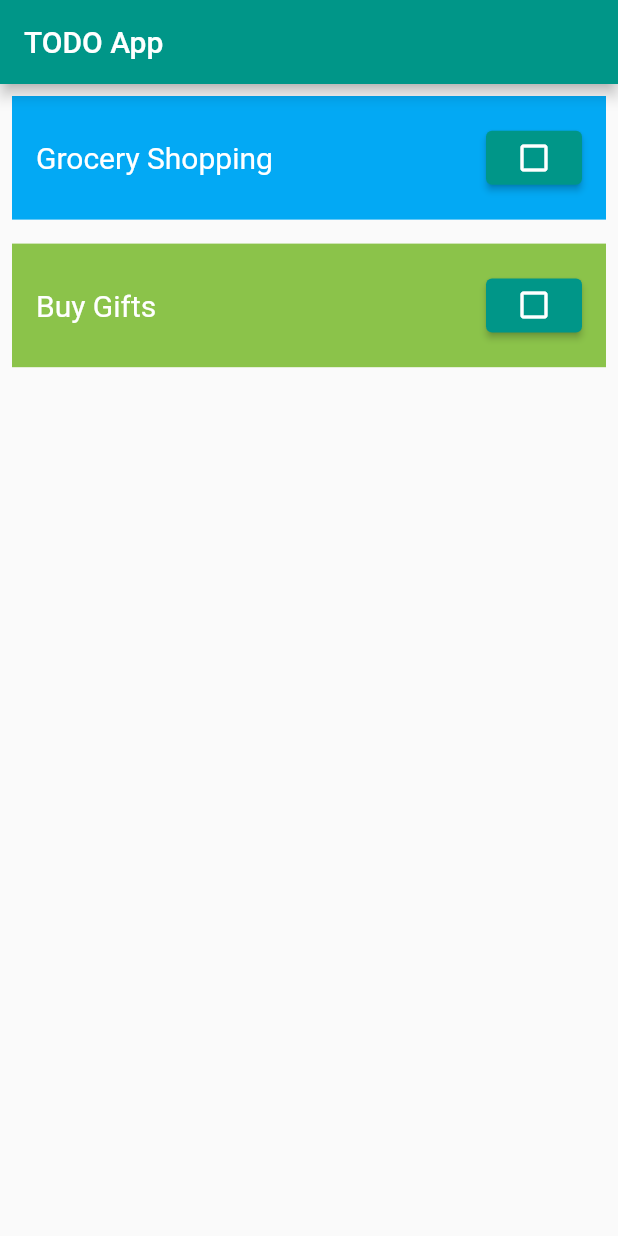
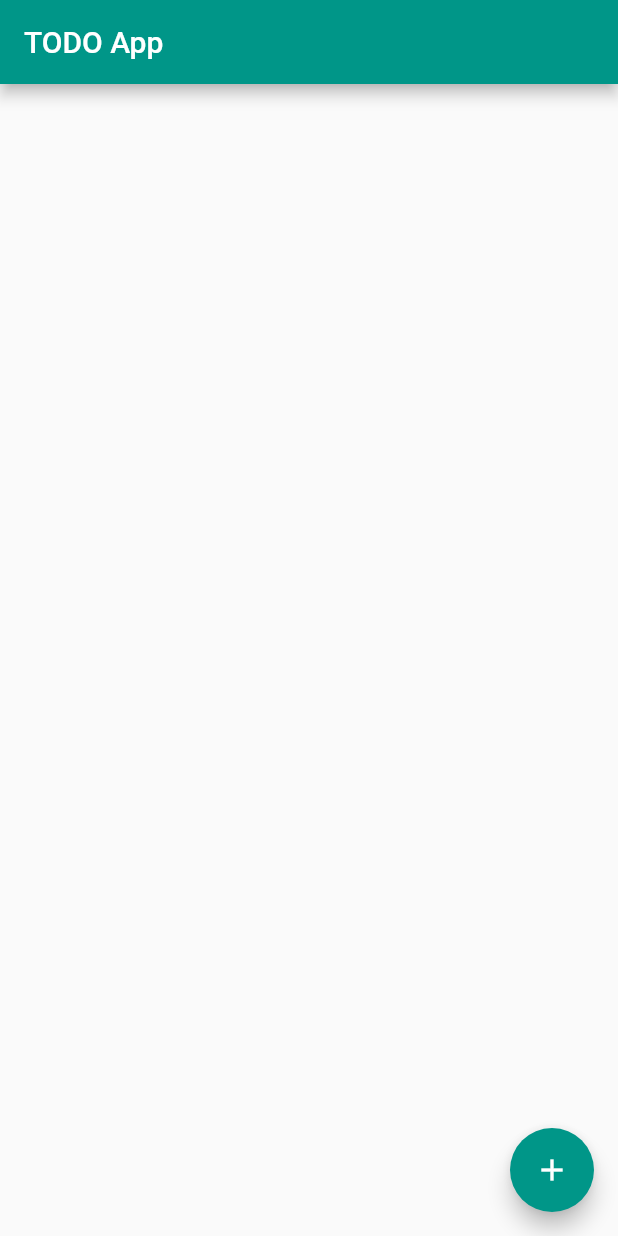
Before and after one commit to menonrudhin/todoapp, a Flutter app: the screen it shows after launch, on a phone screen of 412 x 824 dp. Run offline on Flutter 3.47's test engine with Material 2 defaults, Android fonts, the phone set to English and light mode, and no system bars.

Commit message:
click add task button to add new todo task

```diff
--- a/lib/main.dart
+++ b/lib/main.dart
@@ -15,13 +15,13 @@ class MyApp extends StatelessWidget {
       theme: ThemeData(
         primarySwatch: Colors.teal,
       ),
-      home: const MyHomePage(title: 'TODO App'),
+      home: MyHomePage(title: 'TODO App'),
     );
   }
 }
 
 class MyHomePage extends StatefulWidget {
-  const MyHomePage({Key? key, required this.title}) : super(key: key);
+  MyHomePage({Key? key, required this.title}) : super(key: key);
 
   // This widget is the home page of your application. It is stateful, meaning
   // that it has a State object (defined below) that contains fields that affect
@@ -33,12 +33,25 @@ class MyHomePage extends StatefulWidget {
   // always marked "final".
 
   final String title;
+  List<TodoTaskWidget> todoTasks = <TodoTaskWidget>[];
 
   @override
   State<MyHomePage> createState() => _MyHomePageState();
 }
 
 class _MyHomePageState extends State<MyHomePage> {
+
+  void _addTask(){
+    const double val = 8.0;
+    Size screenSize = MediaQuery.of(context).size;
+    var h = screenSize.height;
+    var maxItems = 10;
+    double fontSizeVal = 20.0;
+
+    setState(() {
+      widget.todoTasks.add(TodoTaskWidget(val: val, h: h, maxItems: maxItems, fontSizeVal: fontSizeVal, text : 'Grocery Shopping', color : Colors.lightBlue));
+    });
+  }
 
   @override
   Widget build(BuildContext context) {
@@ -48,11 +61,7 @@ class _MyHomePageState extends State<MyHomePage> {
     // The Flutter framework has been optimized to make rerunning build methods
     // fast, so that you can just rebuild anything that needs updating rather
     // than having to individually change instances of widgets.
-    const double val = 8.0;
-    Size screenSize = MediaQuery.of(context).size;
-    var h = screenSize.height;
-    var maxItems = 10;
-    double fontSizeVal = 20.0;
+
     //var h = screenSize.height;
     return Scaffold(
       appBar: AppBar(
@@ -64,16 +73,17 @@ class _MyHomePageState extends State<MyHomePage> {
           // Center is a layout widget. It takes a single child and positions it
           // in the middle of the parent.
           child: Column(mainAxisAlignment: MainAxisAlignment.start,
-          children: <
-              Widget>[
-                TodoTaskWidget(val: val, h: h, maxItems: maxItems, fontSizeVal: fontSizeVal, text : 'Grocery Shopping', color : Colors.lightBlue),
-                TodoTaskWidget(val: val, h: h, maxItems: maxItems, fontSizeVal: fontSizeVal, text : 'Buy Gifts', color : Colors.lightGreen)
-              ])),
-      /*floatingActionButton: FloatingActionButton(
+          children: //[
+                //TodoTaskWidget(val: val, h: h, maxItems: maxItems, fontSizeVal: fontSizeVal, text : 'Grocery Shopping', color : Colors.lightBlue),
+                //TodoTaskWidget(val: val, h: h, maxItems: maxItems, fontSizeVal: fontSizeVal, text : 'Buy Gifts', color : Colors.lightGreen)
+              //]
+                widget.todoTasks
+              )),
+      floatingActionButton: FloatingActionButton(
         onPressed: _addTask,
-        tooltip: 'Increment',
+        tooltip: 'Add Task',
         child: const Icon(Icons.add),
-      ),*/ // This trailing comma makes auto-formatting nicer for build methods.
+      ), // This trailing comma makes auto-formatting nicer for build methods.
     );
   }
 }
```
